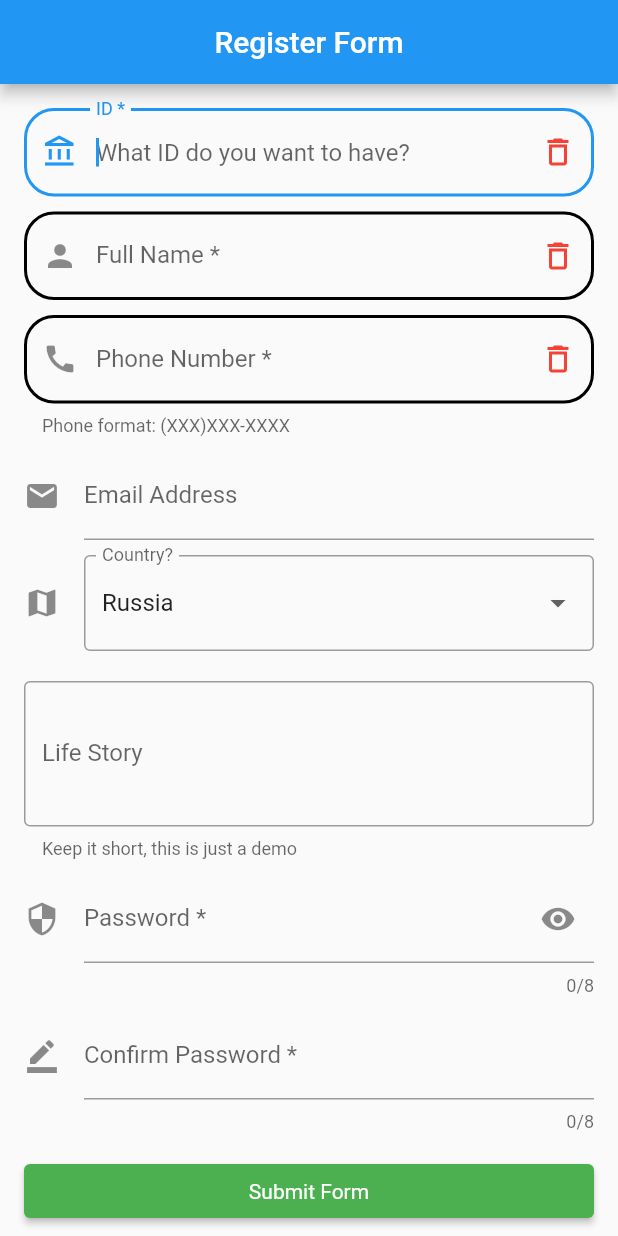
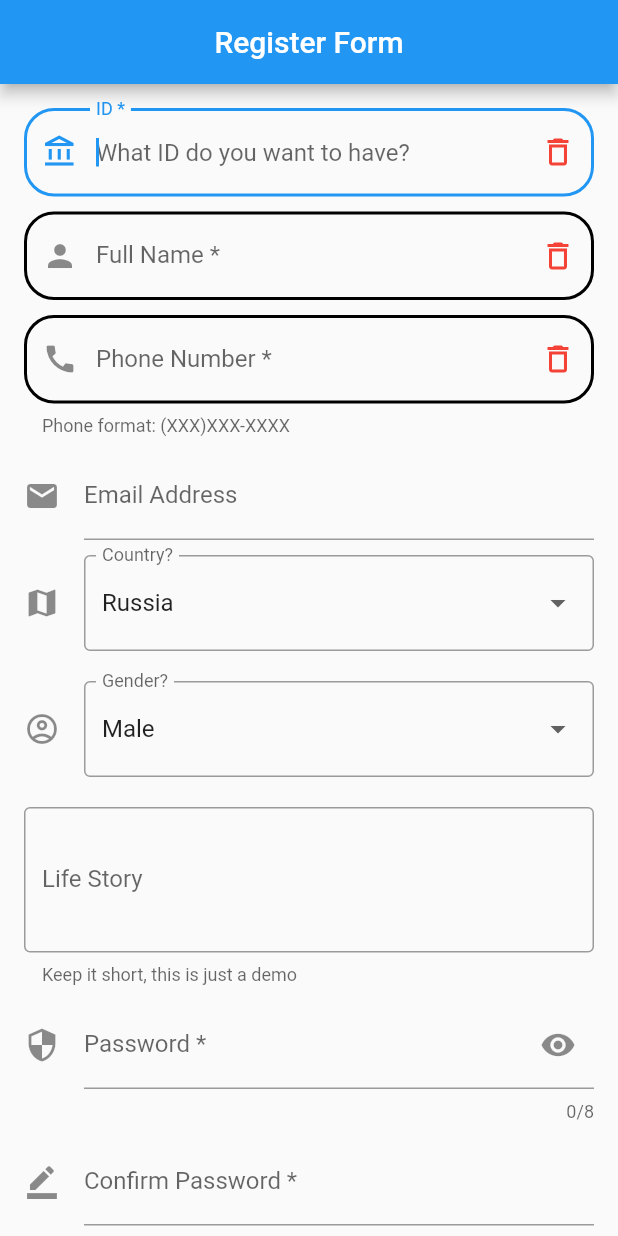
Before and after one commit to Olges/reg_form, a Flutter app: the screen it shows after launch, on a phone screen of 412 x 824 dp. Run offline on Flutter 3.47's test engine with Material 2 defaults, Android fonts, the phone set to English and light mode, and no system bars.

Commit message:
First commit

```diff
--- a/lib/model/user.dart
+++ b/lib/model/user.dart
@@ -3,6 +3,7 @@ class User {
   late String name;
   late String phone;
   late String email;
+  late String gender;
   late String country;
   late String story;
 }
--- a/lib/pages/register_form_page.dart
+++ b/lib/pages/register_form_page.dart
@@ -30,6 +30,9 @@ class _RegisterFormPageState extends State<RegisterFormPage> {
 
   final List<String> _countries = ['Russia', 'Ukraine', 'Germany', 'France'];
   String _selectedCountry = 'Russia';
+
+  final List<String> _gender = ['Male', 'Female'];
+  String _selectedGender = 'Male';
 
   final _idFocus = FocusNode();
   final _nameFocus = FocusNode();
@@ -213,7 +216,29 @@ class _RegisterFormPageState extends State<RegisterFormPage> {
               },
             ), // country
             const SizedBox(height: 20),
-
+            DropdownButtonFormField(
+              decoration: const InputDecoration(
+                  border: OutlineInputBorder(),
+                  icon: Icon(Icons.account_circle_outlined),
+                  labelText: 'Gender?'),
+              items: _gender.map((gender) {
+                return DropdownMenuItem(
+                  value: gender,
+                  child: Text(gender),
+                );
+              }).toList(),
+              onChanged: (gender) {
+                setState(() {
+                  _selectedGender = gender as String;
+                  newUser.gender = gender;
+                });
+              },
+              value: _selectedGender,
+              validator: (val) {
+                return val == null ? 'Please select a gender' : null;
+              },
+            ), // country
+            const SizedBox(height: 20),
             TextFormField(
               controller: _storyController,
               decoration: const InputDecoration(
--- a/lib/pages/user_info_page.dart
+++ b/lib/pages/user_info_page.dart
@@ -49,6 +49,7 @@ class UserInfoPage extends StatelessWidget {
                 Icons.phone,
                 color: Colors.black,
               ),
+              trailing: Text(userInfo.gender),
             ),
             ListTile(
               title: Text(
```
